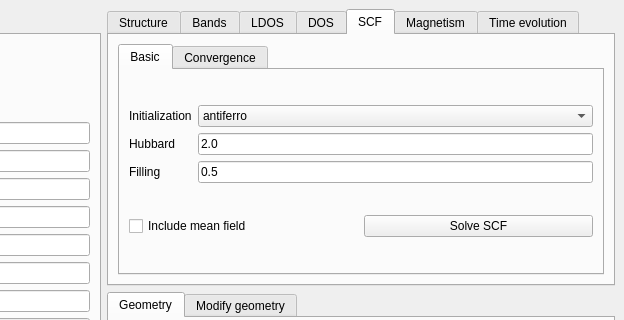
Old version of the form development/interface-pyqt/0d/interface.ui in the repository joselado/quantum-honeycomp; both pictures show x 417 to 1041 and y 0 to 320 of the 1041 by 600 pixel window.
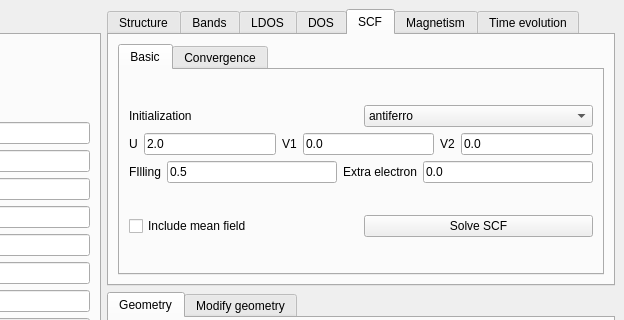
New version of the form. The open tabs and pages were chosen to show the change.

Patch:
```diff
--- a/development/interface-pyqt/0d/interface.ui
+++ b/development/interface-pyqt/0d/interface.ui
@@ -554,7 +554,7 @@
        <attribute name="title">
         <string>SCF</string>
        </attribute>
-       <layout class="QGridLayout" name="gridLayout_14">
+       <layout class="QGridLayout" name="gridLayout_5">
         <item row="0" column="0">
          <widget class="QTabWidget" name="tabWidget_4">
           <property name="currentIndex">
@@ -564,7 +564,7 @@
            <attribute name="title">
             <string>Basic</string>
            </attribute>
-           <layout class="QGridLayout" name="gridLayout_5">
+           <layout class="QGridLayout" name="gridLayout_14">
             <item row="0" column="0" colspan="2">
              <layout class="QGridLayout" name="gridLayout_10">
               <item row="0" column="1">
@@ -593,34 +593,93 @@
                 </property>
                </widget>
               </item>
-              <item row="1" column="0">
-               <widget class="QLabel" name="label_23">
+              <item row="1" column="0" colspan="2">
+               <layout class="QHBoxLayout" name="horizontalLayout_3">
+                <item>
+                 <widget class="QLabel" name="label_21">
                 <property name="text">
-                 <string>Hubbard</string>
+                   <string>U</string>
                 </property>
                </widget>
               </item>
-              <item row="1" column="1">
-               <widget class="QLineEdit" name="hubbard">
+                <item>
+                 <widget class="QLineEdit" name="U">
+                  <property name="toolTip">
+                   <string>Local Hubbard interaction</string>
+                  </property>
                 <property name="text">
                  <string>2.0</string>
                 </property>
                </widget>
               </item>
-              <item row="2" column="0">
-               <widget class="QLabel" name="label_34">
+                <item>
+                 <widget class="QLabel" name="label_23">
                 <property name="text">
-                 <string>Filling</string>
+                   <string>V1</string>
                 </property>
                </widget>
               </item>
-              <item row="2" column="1">
+                <item>
+                 <widget class="QLineEdit" name="V1">
+                  <property name="toolTip">
+                   <string>First neighbor interaction</string>
+                  </property>
+                  <property name="text">
+                   <string>0.0</string>
+                  </property>
+                 </widget>
+                </item>
+                <item>
+                 <widget class="QLabel" name="label_40">
+                  <property name="text">
+                   <string>V2</string>
+                  </property>
+                 </widget>
+                </item>
+                <item>
+                 <widget class="QLineEdit" name="V2">
+                  <property name="toolTip">
+                   <string>Second neighbor interaction</string>
+                  </property>
+                  <property name="text">
+                   <string>0.0</string>
+                  </property>
+                 </widget>
+                </item>
+               </layout>
+              </item>
+              <item row="2" column="0" colspan="2">
+               <layout class="QGridLayout" name="gridLayout_7">
+                <item row="0" column="2">
+                 <widget class="QLabel" name="label_29">
+                  <property name="text">
+                   <string>Extra electron</string>
+                  </property>
+                 </widget>
+                </item>
+                <item row="0" column="1">
                <widget class="QLineEdit" name="filling_scf">
                 <property name="text">
                  <string>0.5</string>
                 </property>
                </widget>
               </item>
+                <item row="0" column="0">
+                 <widget class="QLabel" name="label_28">
+                  <property name="text">
+                   <string>FIlling</string>
+                  </property>
+                 </widget>
+                </item>
+                <item row="0" column="3">
+                 <widget class="QLineEdit" name="extra_electron">
+                  <property name="text">
+                   <string>0.0</string>
+                  </property>
+                 </widget>
+                </item>
+               </layout>
+              </item>
              </layout>
             </item>
             <item row="1" column="0">
@@ -643,7 +702,7 @@
            <attribute name="title">
             <string>Convergence</string>
            </attribute>
-           <layout class="QGridLayout" name="gridLayout_7">
+           <layout class="QGridLayout" name="gridLayout_21">
             <item row="0" column="0">
              <layout class="QGridLayout" name="gridLayout_12">
               <item row="0" column="0">
```
Left out of the diff: 30 changed lines with no effect on the pictures. Lines whose indentation alone changed are shown as unchanged.
